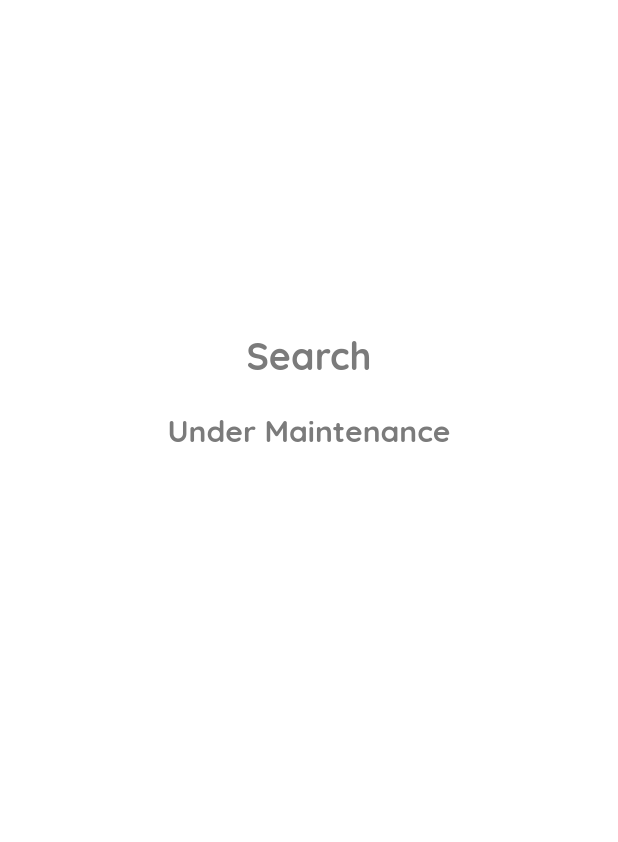
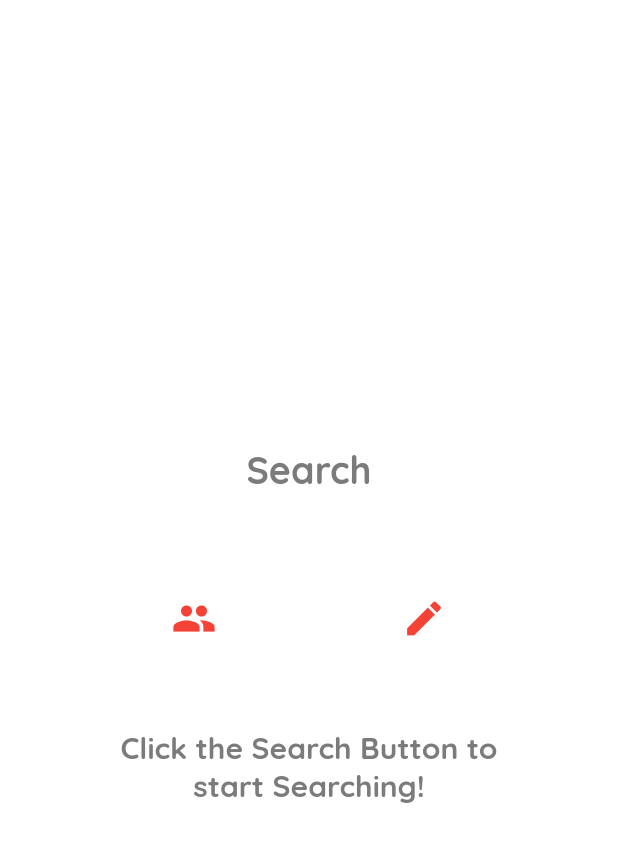
Before and after one commit to MasterChiefCarl/GGY_TwitterClone, a Flutter app: the navSearchPage screen opened directly, on a phone screen of 412 x 824 dp. Shown: the top 842 px of the screen. Run offline on Flutter 3.47's test engine with Material 2 defaults, Android fonts, the phone set to English and light mode, and no system bars; our stand-ins replace cloud_firestore, firebase_auth, firebase_core, firebase_storage, get_it, google_fonts and 2 more; missing offline and left inert: random_string_generator, simple_moment; accounts and stored records are empty; network calls fail.

Commit message:
final cleanups

```diff
--- a/ggy_twitter_clone/lib/src/app.dart
+++ b/ggy_twitter_clone/lib/src/app.dart
@@ -14,7 +14,7 @@ class MyApp extends StatelessWidget {
     return MaterialApp(
       restorationScopeId: 'app',
       theme: ThemeData(
-          primaryColor: Colors.orange,
+          primaryColor: Colors.lightBlueAccent,
           scaffoldBackgroundColor: Colors.white,
           textTheme:  const TextTheme(
             headline1: TextStyle(
--- a/ggy_twitter_clone/lib/src/screens/navSearchPage.dart
+++ b/ggy_twitter_clone/lib/src/screens/navSearchPage.dart
@@ -1,60 +1,83 @@
 import 'package:flutter/material.dart';
+import 'package:ggy_twitter_clone/src/widgets/search.dart';
 import 'package:google_fonts/google_fonts.dart';
 
 class navSearchPage extends StatefulWidget {
   @override
   _SearchPageState createState() => _SearchPageState();
-
 }
 
-class _SearchPageState extends State<navSearchPage>{
+class _SearchPageState extends State<navSearchPage> {
   @override
-  Widget build(BuildContext context)
-  {
+  Widget build(BuildContext context) {
     return Scaffold(
-        body: Center
-          (
-          child:
+      // appBar: AppBar(
+      //   backgroundColor: Theme.of(context).primaryColor,
+      //   title: const Text('Search for Users'),
+      //   actions:[
 
-
-
-          SizedBox(
-            height: 400,
-            width: 300,
+      //   ],
+      // ),
+        body: Center(
+      child: SizedBox(
+        height: MediaQuery.of(context).size.height,
+        width: MediaQuery.of(context).size.width,
         child: Column(
+          mainAxisAlignment: MainAxisAlignment.center,
+          crossAxisAlignment: CrossAxisAlignment.center,
           children: [
           SizedBox(
-                    height:50,
+            height: 150,
             width: 200,
-
             child: Center(
-                      child: Text('Search', style: GoogleFonts.quicksand(
+              child: Text('Search',
+                  style: GoogleFonts.quicksand(
                     fontSize: 25,
                     fontWeight: FontWeight.bold,
-                        color:   const Color(0xff7b7b7b),
+                    color: const Color(0xff7b7b7b),
                   )),
             ),
           ),
+          Center(child: Row(
+            mainAxisSize: MainAxisSize.max,
+            mainAxisAlignment: MainAxisAlignment.spaceEvenly,
 
-
+            children: [
+              IconButton(
+                icon:const Icon(Icons.people),
+                onPressed: () {
+                  showSearch(
+                    context: context,
+                    delegate:CustomSearchPeople()
+                  );
+                }
+              ),
+              IconButton(
+                icon:const Icon(Icons.edit),
+                onPressed: () {
+                  showSearch(
+                    context: context,
+                    delegate:CustomSearchHandle()
+                  );
+                }
+              ),
+            ],
+          )),
           SizedBox(
-                    height:50,
-                    width: 200,
+            height: 150,
+            width: 300,
             child: Center(
-                      child: Text('Under Maintenance', style: GoogleFonts.quicksand(
+              child: Text('Click the Search Button to start Searching!',
+              textAlign: TextAlign.center,
+                  style: GoogleFonts.quicksand(
                     fontSize: 20,
                     fontWeight: FontWeight.bold,
-                        color:   const Color(0xff7b7b7b),
+                    color: const Color(0xff7b7b7b),
                   )),
             ),
           ),
-
-
-
-                ]
+        ]),
       ),
-          ),
-        )
-    );
+    ));
   }
 }
```
Also changed, not shown: ggy_twitter_clone/lib/src/controllers/auth_controllers.dart (+6 -4 lines), ggy_twitter_clone/lib/src/models/post_model.dart (+1 -6 lines), ggy_twitter_clone/lib/src/widgets/avatars.dart (+0 -47 lines), ggy_twitter_clone/lib/src/widgets/search.dart (added, +136 -0 lines). Lines whose indentation alone changed are shown as unchanged.
